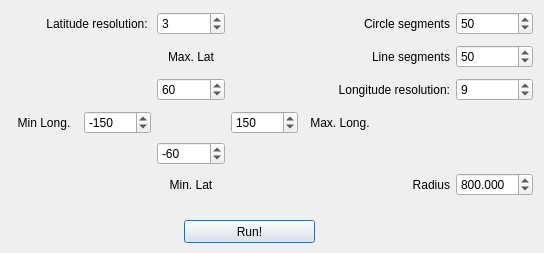
First picture: the form in indicatrix_mapper_dialog_base.ui, repository QnPi/tiss, before the edit.
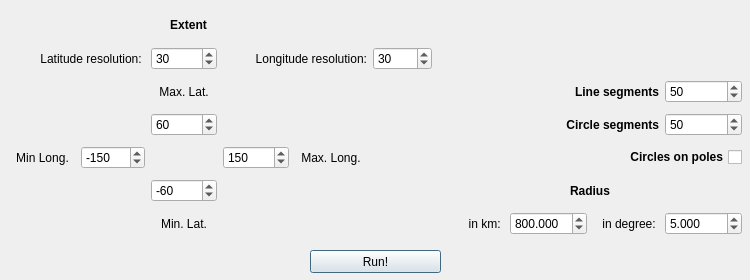
Second picture: the form after the edit.

Commit message:
User interface improvements
User interface was improved, radius can be given by degrees.

What changed in the file:
```diff
--- a/indicatrix_mapper_dialog_base.ui
+++ b/indicatrix_mapper_dialog_base.ui
@@ -6,8 +6,8 @@
    <rect>
     <x>0</x>
     <y>0</y>
-    <width>544</width>
-    <height>253</height>
+    <width>750</width>
+    <height>280</height>
    </rect>
   </property>
   <property name="sizePolicy">
@@ -18,14 +18,14 @@
   </property>
   <property name="minimumSize">
    <size>
-    <width>544</width>
-    <height>253</height>
+    <width>750</width>
+    <height>280</height>
    </size>
   </property>
   <property name="maximumSize">
    <size>
-    <width>544</width>
-    <height>253</height>
+    <width>1000</width>
+    <height>500</height>
    </size>
   </property>
   <property name="windowTitle">
@@ -34,8 +34,8 @@
   <widget class="QPushButton" name="btnRun">
    <property name="geometry">
     <rect>
-     <x>184</x>
-     <y>220</y>
+     <x>310</x>
+     <y>250</y>
      <width>131</width>
      <height>23</height>
     </rect>
@@ -49,100 +49,25 @@
     <rect>
      <x>10</x>
      <y>10</y>
-     <width>523</width>
-     <height>194</height>
+     <width>732</width>
+     <height>227</height>
     </rect>
    </property>
    <layout class="QGridLayout" name="gridLayout">
-    <item row="0" column="2">
-     <widget class="QSpinBox" name="spbLatRes">
-      <property name="value">
-       <number>3</number>
-      </property>
-     </widget>
-    </item>
-    <item row="2" column="6">
-     <widget class="QSpinBox" name="spbLongRes">
-      <property name="value">
-       <number>9</number>
-      </property>
-     </widget>
-    </item>
-    <item row="0" column="4" colspan="2">
-     <widget class="QLabel" name="lblCircleSeg">
-      <property name="minimumSize">
-       <size>
-        <width>144</width>
-        <height>27</height>
-       </size>
-      </property>
-      <property name="text">
-       <string>Circle segments</string>
-      </property>
-      <property name="alignment">
-       <set>Qt::AlignRight|Qt::AlignTrailing|Qt::AlignVCenter</set>
-      </property>
-     </widget>
-    </item>
-    <item row="2" column="2">
-     <widget class="QSpinBox" name="spbLatMax">
+    <item row="4" column="1">
+     <widget class="QSpinBox" name="spbLongMin">
       <property name="minimum">
-       <number>-89</number>
+       <number>-180</number>
       </property>
       <property name="maximum">
-       <number>89</number>
+       <number>180</number>
       </property>
       <property name="value">
-       <number>60</number>
+       <number>-150</number>
       </property>
      </widget>
     </item>
-    <item row="5" column="5">
-     <widget class="QLabel" name="label_7">
-      <property name="minimumSize">
-       <size>
-        <width>66</width>
-        <height>27</height>
-       </size>
-      </property>
-      <property name="text">
-       <string>Radius</string>
-      </property>
-      <property name="alignment">
-       <set>Qt::AlignRight|Qt::AlignTrailing|Qt::AlignVCenter</set>
-      </property>
-     </widget>
-    </item>
-    <item row="5" column="2">
-     <widget class="QLabel" name="lblLatMin">
-      <property name="minimumSize">
-       <size>
-        <width>66</width>
-        <height>27</height>
-       </size>
-      </property>
-      <property name="text">
-       <string>Min. Lat</string>
-      </property>
-      <property name="alignment">
-       <set>Qt::AlignCenter</set>
-      </property>
-     </widget>
-    </item>
-    <item row="1" column="6">
-     <widget class="QSpinBox" name="spbLineSeg">
-      <property name="minimum">
-       <number>5</number>
-      </property>
-      <property name="maximum">
-       <number>100</number>
-      </property>
-      <property name="value">
-       <number>50</number>
-      </property>
-     </widget>
-    </item>
-    <item row="3" column="4">
+    <item row="4" column="4">
      <widget class="QLabel" name="lblLongMax">
       <property name="sizePolicy">
        <sizepolicy hsizetype="Preferred" vsizetype="Preferred">
@@ -164,7 +89,52 @@
       </property>
      </widget>
     </item>
-    <item row="4" column="2">
+    <item row="3" column="2">
+     <widget class="QSpinBox" name="spbLatMax">
+      <property name="minimum">
+       <number>-89</number>
+      </property>
+      <property name="maximum">
+       <number>89</number>
+      </property>
+      <property name="value">
+       <number>60</number>
+      </property>
+     </widget>
+    </item>
+    <item row="4" column="0">
+     <widget class="QLabel" name="lblLongMin">
+      <property name="minimumSize">
+       <size>
+        <width>65</width>
+        <height>27</height>
+       </size>
+      </property>
+      <property name="text">
+       <string>Min Long.</string>
+      </property>
+      <property name="alignment">
+       <set>Qt::AlignCenter</set>
+      </property>
+     </widget>
+    </item>
+    <item row="2" column="2">
+     <widget class="QLabel" name="lblLatMax">
+      <property name="minimumSize">
+       <size>
+        <width>66</width>
+        <height>27</height>
+       </size>
+      </property>
+      <property name="text">
+       <string>Max. Lat.</string>
+      </property>
+      <property name="alignment">
+       <set>Qt::AlignCenter</set>
+      </property>
+     </widget>
+    </item>
+    <item row="5" column="2">
      <widget class="QSpinBox" name="spbLatMin">
       <property name="minimum">
        <number>-89</number>
@@ -177,23 +147,71 @@
       </property>
      </widget>
     </item>
-    <item row="5" column="6">
-     <widget class="QDoubleSpinBox" name="spbRadius">
-      <property name="decimals">
-       <number>3</number>
+    <item row="4" column="3">
+     <widget class="QSpinBox" name="spbLongMax">
+      <property name="minimum">
+       <number>-180</number>
       </property>
+      <property name="maximum">
+       <number>180</number>
+      </property>
+      <property name="value">
+       <number>150</number>
+      </property>
+     </widget>
+    </item>
+    <item row="2" column="9">
+     <widget class="QSpinBox" name="spbLineSeg">
       <property name="minimum">
-       <double>1.000000000000000</double>
+       <number>5</number>
       </property>
       <property name="maximum">
-       <double>5000.000000000000000</double>
+       <number>100</number>
       </property>
       <property name="value">
-       <double>800.000000000000000</double>
+       <number>50</number>
       </property>
      </widget>
     </item>
-    <item row="0" column="0" colspan="2">
+    <item row="6" column="2">
+     <widget class="QLabel" name="lblLatMin">
+      <property name="minimumSize">
+       <size>
+        <width>66</width>
+        <height>27</height>
+       </size>
+      </property>
+      <property name="text">
+       <string>Min. Lat.</string>
+      </property>
+      <property name="alignment">
+       <set>Qt::AlignCenter</set>
+      </property>
+     </widget>
+    </item>
+    <item row="0" column="0" colspan="5">
+     <widget class="QLabel" name="label_10">
+      <property name="minimumSize">
+       <size>
+        <width>66</width>
+        <height>27</height>
+       </size>
+      </property>
+      <property name="font">
+       <font>
+        <weight>75</weight>
+        <bold>true</bold>
+       </font>
+      </property>
+      <property name="text">
+       <string>Extent</string>
+      </property>
+      <property name="alignment">
+       <set>Qt::AlignCenter</set>
+      </property>
+     </widget>
+    </item>
+    <item row="1" column="0" colspan="2">
      <widget class="QLabel" name="lblRadius">
       <property name="minimumSize">
        <size>
@@ -209,7 +227,49 @@
       </property>
      </widget>
     </item>
-    <item row="1" column="4" colspan="2">
+    <item row="1" column="3" colspan="2">
+     <widget class="QLabel" name="label_6">
+      <property name="minimumSize">
+       <size>
+        <width>144</width>
+        <height>27</height>
+       </size>
+      </property>
+      <property name="font">
+       <font>
+        <weight>50</weight>
+        <bold>false</bold>
+       </font>
+      </property>
+      <property name="text">
+       <string>Longitude resolution:</string>
+      </property>
+      <property name="alignment">
+       <set>Qt::AlignRight|Qt::AlignTrailing|Qt::AlignVCenter</set>
+      </property>
+     </widget>
+    </item>
+    <item row="1" column="2">
+     <widget class="QSpinBox" name="spbLatRes">
+      <property name="maximum">
+       <number>90</number>
+      </property>
+      <property name="value">
+       <number>30</number>
+      </property>
+     </widget>
+    </item>
+    <item row="1" column="5">
+     <widget class="QSpinBox" name="spbLongRes">
+      <property name="maximum">
+       <number>90</number>
+      </property>
+      <property name="value">
+       <number>30</number>
+      </property>
+     </widget>
+    </item>
+    <item row="2" column="6" colspan="3">
      <widget class="QLabel" name="lblCircleSeg_2">
       <property name="minimumSize">
        <size>
@@ -217,6 +277,12 @@
         <height>27</height>
        </size>
       </property>
+      <property name="font">
+       <font>
+        <weight>75</weight>
+        <bold>true</bold>
+       </font>
+      </property>
       <property name="text">
        <string>Line segments</string>
       </property>
@@ -225,52 +291,7 @@
       </property>
      </widget>
     </item>
-    <item row="3" column="0">
-     <widget class="QLabel" name="lblLongMin">
-      <property name="minimumSize">
-       <size>
-        <width>65</width>
-        <height>27</height>
-       </size>
-      </property>
-      <property name="text">
-       <string>Min Long.</string>
-      </property>
-      <property name="alignment">
-       <set>Qt::AlignCenter</set>
-      </property>
-     </widget>
-    </item>
-    <item row="3" column="3">
-     <widget class="QSpinBox" name="spbLongMax">
-      <property name="minimum">
-       <number>-180</number>
-      </property>
-      <property name="maximum">
-       <number>180</number>
-      </property>
-      <property name="value">
-       <number>150</number>
-      </property>
-     </widget>
-    </item>
-    <item row="1" column="2">
-     <widget class="QLabel" name="lblLatMax">
-      <property name="minimumSize">
-       <size>
-        <width>66</width>
-        <height>27</height>
-       </size>
-      </property>
-      <property name="text">
-       <string>Max. Lat</string>
-      </property>
-      <property name="alignment">
-       <set>Qt::AlignCenter</set>
-      </property>
-     </widget>
-    </item>
-    <item row="0" column="6">
+    <item row="3" column="9">
      <widget class="QSpinBox" name="spbCircleSeg">
       <property name="minimum">
        <number>5</number>
@@ -283,35 +304,130 @@
       </property>
      </widget>
     </item>
-    <item row="3" column="1">
-     <widget class="QSpinBox" name="spbLongMin">
-      <property name="minimum">
-       <number>-180</number>
-      </property>
-      <property name="maximum">
-       <number>180</number>
-      </property>
-      <property name="value">
-       <number>-150</number>
-      </property>
-     </widget>
-    </item>
-    <item row="2" column="4" colspan="2">
-     <widget class="QLabel" name="label_6">
+    <item row="3" column="6" colspan="3">
+     <widget class="QLabel" name="lblCircleSeg">
       <property name="minimumSize">
        <size>
         <width>144</width>
         <height>27</height>
        </size>
       </property>
+      <property name="font">
+       <font>
+        <weight>75</weight>
+        <bold>true</bold>
+       </font>
+      </property>
       <property name="text">
-       <string>Longitude resolution:</string>
+       <string>Circle segments</string>
       </property>
       <property name="alignment">
        <set>Qt::AlignRight|Qt::AlignTrailing|Qt::AlignVCenter</set>
       </property>
      </widget>
     </item>
+    <item row="6" column="6">
+     <widget class="QLabel" name="label_11">
+      <property name="minimumSize">
+       <size>
+        <width>66</width>
+        <height>27</height>
+       </size>
+      </property>
+      <property name="text">
+       <string>in km: </string>
+      </property>
+      <property name="alignment">
+       <set>Qt::AlignRight|Qt::AlignTrailing|Qt::AlignVCenter</set>
+      </property>
+     </widget>
+    </item>
+    <item row="6" column="7">
+     <widget class="QDoubleSpinBox" name="spbRadiusKm">
+      <property name="decimals">
+       <number>3</number>
+      </property>
+      <property name="minimum">
+       <double>1.000000000000000</double>
+      </property>
+      <property name="maximum">
+       <double>5000.000000000000000</double>
+      </property>
+      <property name="value">
+       <double>800.000000000000000</double>
+      </property>
+     </widget>
+    </item>
+    <item row="6" column="8">
+     <widget class="QLabel" name="label_9">
+      <property name="minimumSize">
+       <size>
+        <width>66</width>
+        <height>27</height>
+       </size>
+      </property>
+      <property name="text">
+       <string>in degree: </string>
+      </property>
+      <property name="alignment">
+       <set>Qt::AlignRight|Qt::AlignTrailing|Qt::AlignVCenter</set>
+      </property>
+     </widget>
+    </item>
+    <item row="6" column="9">
+     <widget class="QDoubleSpinBox" name="spbRadiusDg">
+      <property name="decimals">
+       <number>3</number>
+      </property>
+      <property name="minimum">
+       <double>1.000000000000000</double>
+      </property>
+      <property name="maximum">
+       <double>5000.000000000000000</double>
+      </property>
+      <property name="value">
+       <double>5.000000000000000</double>
+      </property>
+     </widget>
+    </item>
+    <item row="5" column="6" colspan="4">
+     <widget class="QLabel" name="label_8">
+      <property name="minimumSize">
+       <size>
+        <width>66</width>
+        <height>27</height>
+       </size>
+      </property>
+      <property name="font">
+       <font>
+        <weight>75</weight>
+        <bold>true</bold>
+       </font>
+      </property>
+      <property name="text">
+       <string>Radius</string>
+      </property>
+      <property name="alignment">
+       <set>Qt::AlignCenter</set>
+      </property>
+     </widget>
+    </item>
+    <item row="4" column="8" colspan="2">
+     <widget class="QCheckBox" name="chkPolar">
+      <property name="font">
+       <font>
+        <weight>75</weight>
+        <bold>true</bold>
+       </font>
+      </property>
+      <property name="layoutDirection">
+       <enum>Qt::RightToLeft</enum>
+      </property>
+      <property name="text">
+       <string>Circles on poles</string>
+      </property>
+     </widget>
+    </item>
    </layout>
   </widget>
  </widget>
```
The commit also changes 2 other files.
